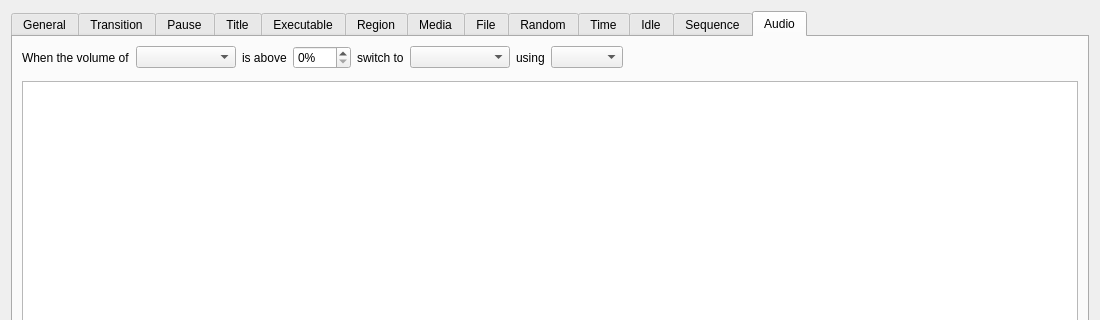
This is forms/advanced-scene-switcher.ui in WarmUpTill/SceneSwitcher as Qt 5 draws it before an edit; both pictures show x 0 to 1100 and y 0 to 320 of the 1100 by 600 pixel window. The edited form follows.
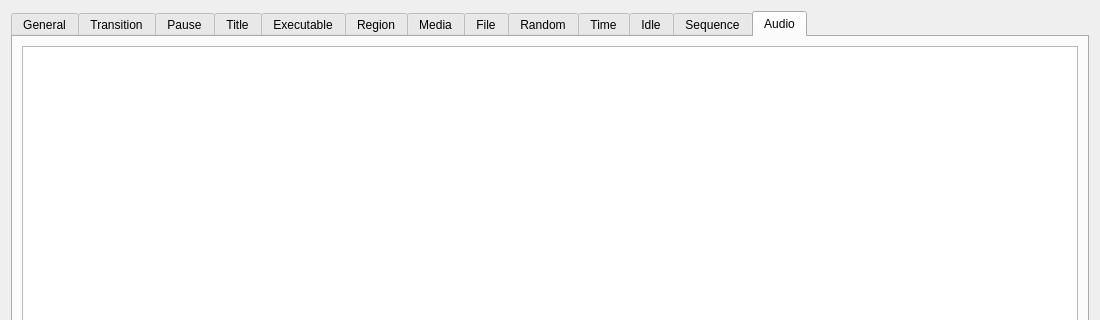
This is the edited form. The open tabs and pages were chosen to show the change. Icons and pictures are not drawn.

Commit message: audio up / down draft (signals still not working)

The edit to the form file:
```diff
--- a/forms/advanced-scene-switcher.ui
+++ b/forms/advanced-scene-switcher.ui
@@ -3593,103 +3593,6 @@
        <string>Audio</string>
       </attribute>
       <layout class="QVBoxLayout" name="verticalLayout_9">
-       <item>
-        <layout class="QVBoxLayout" name="audioControlLayout">
-         <item>
-          <layout class="QHBoxLayout" name="horizontalLayout_52">
-           <item>
-            <widget class="QLabel" name="label_66">
-             <property name="text">
-              <string>When the volume of</string>
-             </property>
-            </widget>
-           </item>
-           <item>
-            <widget class="QComboBox" name="audioSources">
-             <property name="sizePolicy">
-              <sizepolicy hsizetype="Maximum" vsizetype="Fixed">
-               <horstretch>0</horstretch>
-               <verstretch>0</verstretch>
-              </sizepolicy>
-             </property>
-             <property name="minimumSize">
-              <size>
-               <width>100</width>
-               <height>0</height>
-              </size>
-             </property>
-            </widget>
-           </item>
-           <item>
-            <widget class="QLabel" name="label_67">
-             <property name="text">
-              <string>is above</string>
-             </property>
-            </widget>
-           </item>
-           <item>
-            <widget class="QSpinBox" name="audioVolumeThreshold">
-             <property name="suffix">
-              <string>%</string>
-             </property>
-             <property name="maximum">
-              <number>100</number>
-             </property>
-            </widget>
-           </item>
-           <item>
-            <widget class="QLabel" name="label_68">
-             <property name="text">
-              <string>switch to</string>
-             </property>
-            </widget>
-           </item>
-           <item>
-            <widget class="QComboBox" name="audioScenes">
-             <property name="sizePolicy">
-              <sizepolicy hsizetype="Maximum" vsizetype="Fixed">
-               <horstretch>0</horstretch>
-               <verstretch>0</verstretch>
-              </sizepolicy>
-             </property>
-             <property name="minimumSize">
-              <size>
-               <width>100</width>
-               <height>0</height>
-              </size>
-             </property>
-            </widget>
-           </item>
-           <item>
-            <widget class="QLabel" name="label_69">
-             <property name="text">
-              <string>using</string>
-             </property>
-            </widget>
-           </item>
-           <item>
-            <widget class="QComboBox" name="audioTransitions"/>
-           </item>
-           <item>
-            <spacer name="horizontalSpacer_54">
-             <property name="orientation">
-              <enum>Qt::Horizontal</enum>
-             </property>
-             <property name="sizeHint" stdset="0">
-              <size>
-               <width>40</width>
-               <height>20</height>
-              </size>
-             </property>
-            </spacer>
-           </item>
-          </layout>
-         </item>
-         <item>
-          <widget class="QWidget" name="audioPlaceholder" native="true"/>
-         </item>
-        </layout>
-       </item>
        <item>
         <widget class="QListWidget" name="audioSwitches">
          <property name="sizePolicy">
```
The commit also changes 4 other files.
